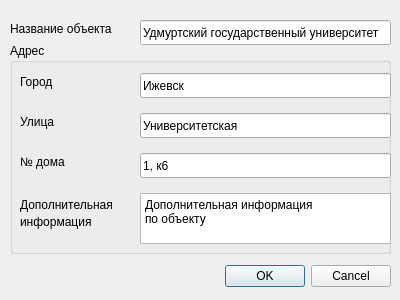
The window that plan_creator_dialog_base.ui (bvchirkov/PlanCreator) describes before a commit, drawn with Qt 5.
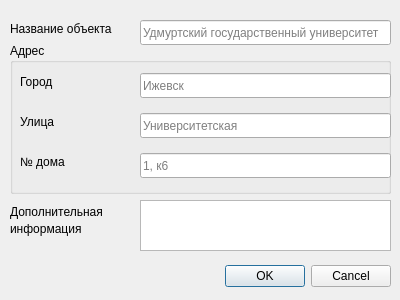
The same window after the commit.

Diff of the .ui file:
```diff
--- a/plan_creator_dialog_base.ui
+++ b/plan_creator_dialog_base.ui
@@ -48,7 +48,7 @@
     <locale language="Russian" country="Russia"/>
    </property>
    <property name="text">
-    <string>Удмуртский государственный университет</string>
+    <string/>
    </property>
    <property name="placeholderText">
     <string>Удмуртский государственный университет</string>
@@ -73,7 +73,7 @@
      <x>10</x>
      <y>43</y>
      <width>381</width>
-     <height>211</height>
+     <height>151</height>
     </rect>
    </property>
    <property name="title">
@@ -89,7 +89,7 @@
      </rect>
     </property>
     <property name="text">
-     <string>Ижевск</string>
+     <string/>
     </property>
     <property name="placeholderText">
      <string>Ижевск</string>
@@ -144,7 +144,7 @@
      </rect>
     </property>
     <property name="text">
-     <string>Университетская</string>
+     <string/>
     </property>
     <property name="placeholderText">
      <string>Университетская</string>
@@ -160,31 +160,18 @@
      </rect>
     </property>
     <property name="text">
-     <string>1, к6</string>
+     <string/>
     </property>
     <property name="placeholderText">
      <string>1, к6</string>
     </property>
    </widget>
-   <widget class="QPlainTextEdit" name="QTextAdditionalInfo">
-    <property name="geometry">
-     <rect>
-      <x>130</x>
-      <y>150</y>
-      <width>251</width>
-      <height>51</height>
-     </rect>
-    </property>
-    <property name="plainText">
-     <string>Дополнительная информация 
-по объекту</string>
-    </property>
    </widget>
    <widget class="QLabel" name="label_5">
     <property name="geometry">
      <rect>
       <x>10</x>
-      <y>152</y>
+     <y>202</y>
       <width>101</width>
       <height>20</height>
      </rect>
@@ -197,7 +184,7 @@
     <property name="geometry">
      <rect>
       <x>10</x>
-      <y>170</y>
+     <y>220</y>
       <width>91</width>
       <height>17</height>
      </rect>
@@ -206,6 +193,19 @@
      <string>информация</string>
     </property>
    </widget>
+  <widget class="QPlainTextEdit" name="QTextAdditionalInfo">
+   <property name="geometry">
+    <rect>
+     <x>140</x>
+     <y>200</y>
+     <width>251</width>
+     <height>51</height>
+    </rect>
+   </property>
+   <property name="plainText">
+    <string>
+</string>
+   </property>
   </widget>
  </widget>
  <resources/>
```
Lines whose indentation alone changed are shown as unchanged.
